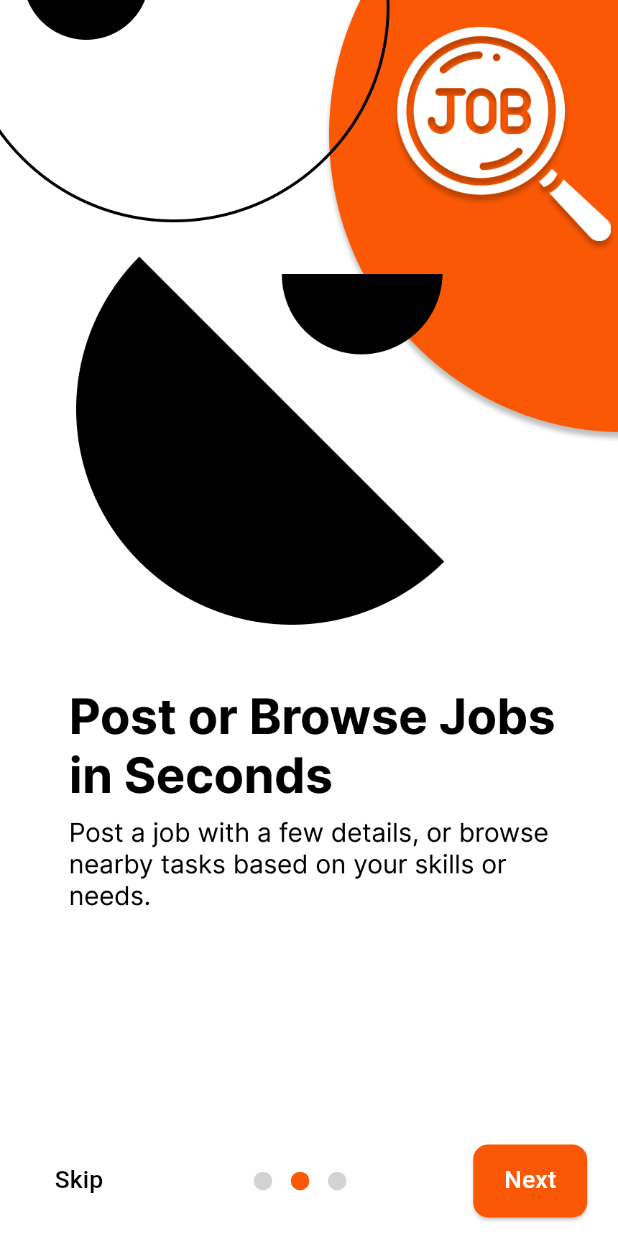
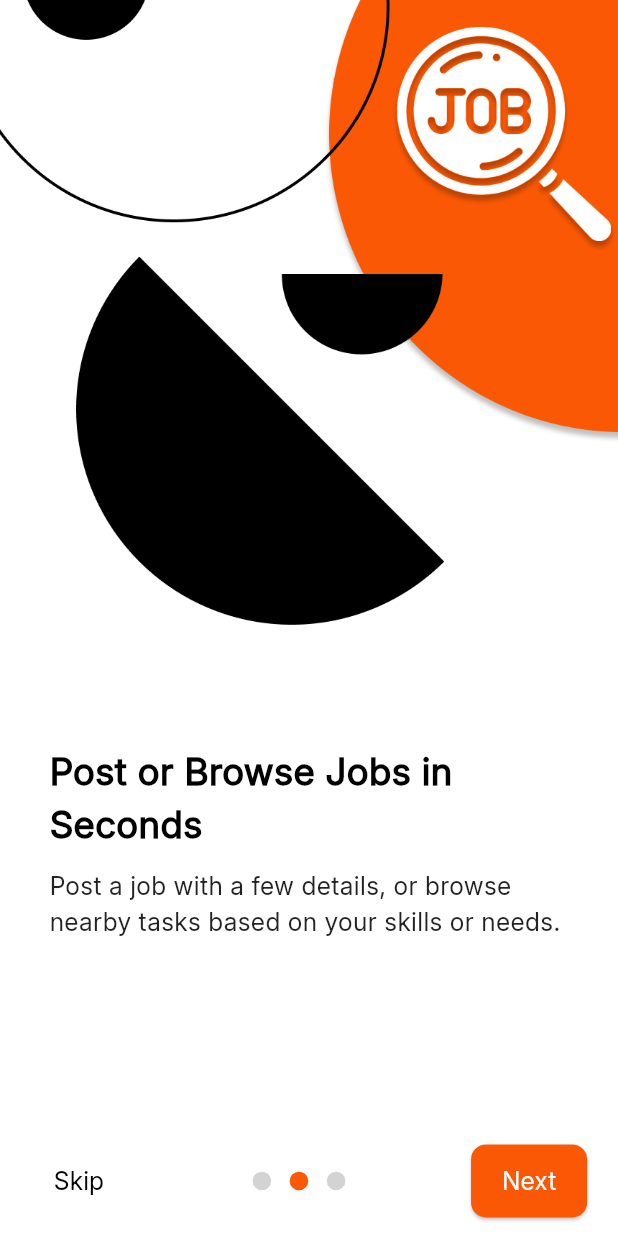
Before and after one commit to AakashShahi/KaamMaa, a Flutter app: the screen it shows after launch, swiped to page 2, on a phone screen of 412 x 824 dp. Run offline on Flutter 3.47's test engine with Material 3 defaults, Android fonts, the phone set to English and light mode, and no system bars; drawn by our look-alikes of smooth_page_indicator; our stand-ins replace animated_splash_screen, another_flushbar, lottie.

Commit message:
Stack implemented in onboarding

```diff
--- a/dev/kaammaa/lib/view/onboarding_view.dart
+++ b/dev/kaammaa/lib/view/onboarding_view.dart
@@ -25,7 +25,8 @@ class _OnboardingViewState extends State<OnboardingView> {
     final screenHeight = MediaQuery.of(context).size.height;
 
     return Scaffold(
-      body: Column(
+      body: SafeArea(
+        child: Column(
           children: [
             Expanded(
               child: PageView(
@@ -34,9 +35,24 @@ class _OnboardingViewState extends State<OnboardingView> {
                   setState(() => isLastPage = index == 2);
                 },
                 children: [
-                _buildPage("assets/images/onboard1.png"),
-                _buildPage("assets/images/onboard2.png"),
-                _buildPage("assets/images/onboard3.png"),
+                  _buildPage(
+                    imagePath: "assets/images/onboard1.png",
+                    title: "Find Jobs or Hire Help — Locally",
+                    description:
+                        "Whether you're looking for quick gigs or reliable help, KaamMaa connects people in your neighborhood",
+                  ),
+                  _buildPage(
+                    imagePath: "assets/images/onboard2.png",
+                    title: "Post or Browse Jobs in Seconds",
+                    description:
+                        "Post a job with a few details, or browse nearby tasks based on your skills or needs.",
+                  ),
+                  _buildPage(
+                    imagePath: "assets/images/onboard3.png",
+                    title: "Reliable, Reviewed, and Local",
+                    description:
+                        "All users are verified. You can rate and review every interaction for a safer experience",
+                  ),
                 ],
               ),
             ),
@@ -64,6 +80,7 @@ class _OnboardingViewState extends State<OnboardingView> {
                             "Get Started",
                             style: TextStyle(
                               fontSize: screenWidth * 0.045,
+                              fontFamily: 'Inter',
                               color: Colors.white,
                             ),
                           ),
@@ -88,6 +105,7 @@ class _OnboardingViewState extends State<OnboardingView> {
                               style: TextStyle(
                                 color: Colors.black,
                                 fontSize: screenWidth * 0.04,
+                                fontFamily: 'Inter',
                                 fontWeight: FontWeight.w500,
                               ),
                             ),
@@ -126,6 +144,7 @@ class _OnboardingViewState extends State<OnboardingView> {
                               "Next",
                               style: TextStyle(
                                 color: Colors.white,
+                                fontFamily: 'Inter',
                                 fontSize: screenWidth * 0.04,
                                 fontWeight: FontWeight.w500,
                               ),
@@ -136,18 +155,56 @@ class _OnboardingViewState extends State<OnboardingView> {
             ),
           ],
         ),
+      ),
     );
   }
 
-  Widget _buildPage(String imagePath) {
+  Widget _buildPage({
+    required String imagePath,
+    required String title,
+    required String description,
+  }) {
     final screenWidth = MediaQuery.of(context).size.width;
     final screenHeight = MediaQuery.of(context).size.height;
 
-    return Image.asset(
+    return Stack(
+      fit: StackFit.expand,
+      children: [
+        Image.asset(
           imagePath,
           width: screenWidth,
           height: screenHeight,
           fit: BoxFit.cover,
+        ),
+        Positioned(
+          bottom: screenHeight * 0.15,
+          left: screenWidth * 0.08,
+          right: screenWidth * 0.08,
+          child: Column(
+            crossAxisAlignment: CrossAxisAlignment.start,
+            children: [
+              Text(
+                title,
+                style: TextStyle(
+                  fontFamily: 'Inter',
+                  fontSize: screenWidth * 0.06,
+                  fontWeight: FontWeight.w700,
+                  color: Colors.black,
+                ),
+              ),
+              SizedBox(height: screenHeight * 0.015),
+              Text(
+                description,
+                style: TextStyle(
+                  fontFamily: 'Inter',
+                  fontSize: screenWidth * 0.04,
+                  color: Colors.black87,
+                ),
+              ),
+            ],
+          ),
+        ),
+      ],
     );
   }
 }
--- a/dev/kaammaa/lib/view/selection_view.dart
+++ b/dev/kaammaa/lib/view/selection_view.dart
@@ -9,7 +9,7 @@ class SelectionView extends StatefulWidget {
 }
 
 class _SelectionViewState extends State<SelectionView> {
-  String? selectedType; // 'provider' or 'customer'
+  String? selectedType;
 
   @override
   Widget build(BuildContext context) {
```
Also changed, not shown: dev/kaammaa/assets/images/onboard1.png, dev/kaammaa/assets/images/onboard2.png, dev/kaammaa/assets/images/onboard3.png. Lines whose indentation alone changed are shown as unchanged.
